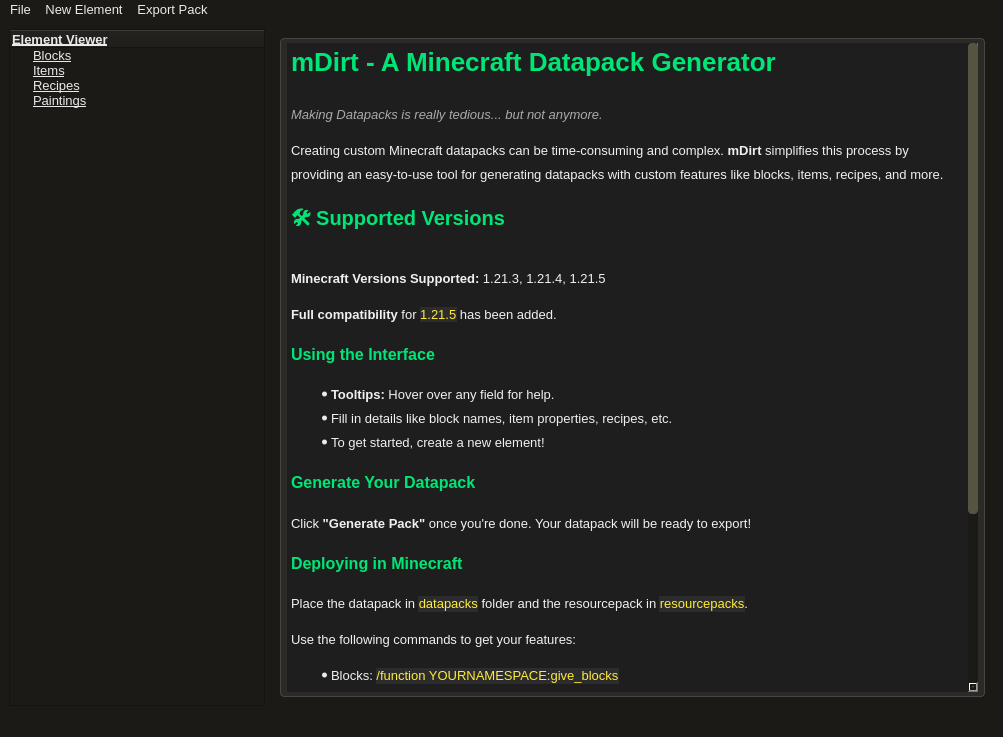
First picture: the form in lib/ui.ui, repository Faith-and-Code-Technologies/mDirt, before the edit.
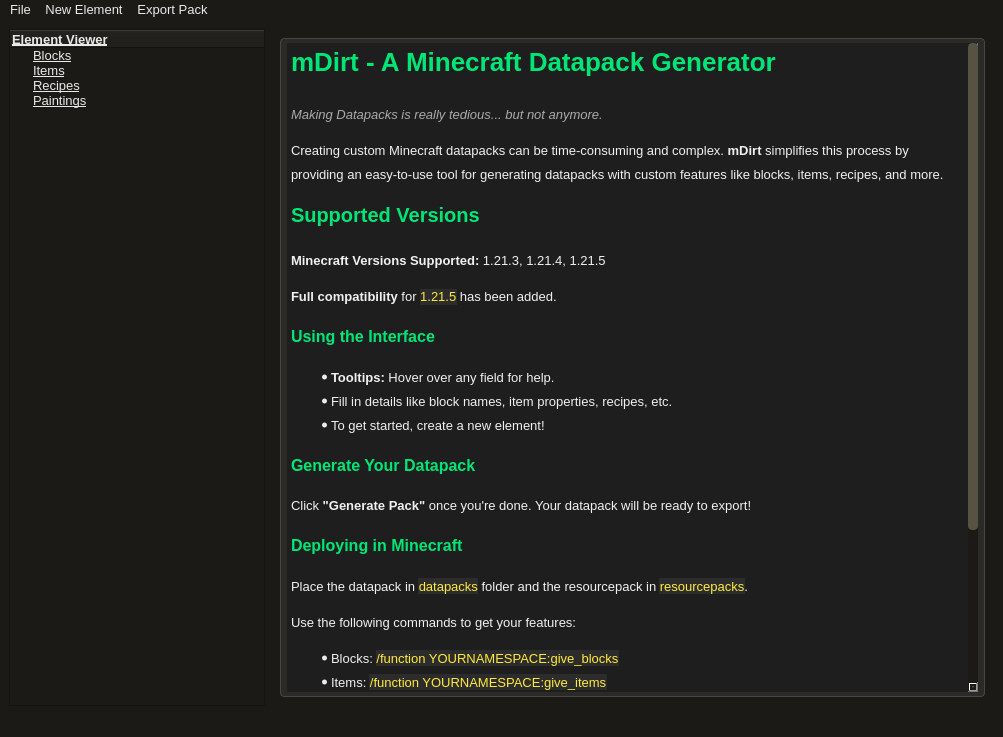
Second picture: the form after the edit.

Commit message: Removed emojis causing startup failures

What changed in the file:
```diff
--- a/lib/ui.ui
+++ b/lib/ui.ui
@@ -135,7 +135,7 @@
 &lt;h1 style=&quot; margin-top:18px; margin-bottom:0px; margin-left:0px; margin-right:0px; -qt-block-indent:0; text-indent:0px; line-height:160%;&quot;&gt;&lt;span style=&quot; font-family:'Segoe UI','sans-serif'; font-size:xx-large; font-weight:700; color:#00e676;&quot;&gt;mDirt - A Minecraft Datapack Generator&lt;/span&gt;&lt;span style=&quot; font-family:'Segoe UI','sans-serif'; font-size:xx-large; font-weight:700; color:#f0f0f0;&quot;&gt; &lt;/span&gt;&lt;/h1&gt;
 &lt;p style=&quot; margin-top:12px; margin-bottom:12px; margin-left:0px; margin-right:0px; -qt-block-indent:0; text-indent:0px; line-height:160%;&quot;&gt;&lt;span style=&quot; font-family:'Segoe UI','sans-serif'; font-style:italic; color:#aaaaaa;&quot;&gt;Making Datapacks is really tedious... but not anymore.&lt;/span&gt;&lt;span style=&quot; font-family:'Segoe UI','sans-serif'; color:#f0f0f0;&quot;&gt; &lt;/span&gt;&lt;/p&gt;
 &lt;p style=&quot; margin-top:12px; margin-bottom:12px; margin-left:0px; margin-right:0px; -qt-block-indent:0; text-indent:0px; line-height:160%;&quot;&gt;&lt;span style=&quot; font-family:'Segoe UI','sans-serif'; color:#f0f0f0;&quot;&gt;Creating custom Minecraft datapacks can be time-consuming and complex. &lt;/span&gt;&lt;span style=&quot; font-family:'Segoe UI','sans-serif'; font-weight:700; color:#f0f0f0;&quot;&gt;mDirt&lt;/span&gt;&lt;span style=&quot; font-family:'Segoe UI','sans-serif'; color:#f0f0f0;&quot;&gt; simplifies this process by providing an easy-to-use tool for generating datapacks with custom features like blocks, items, recipes, and more. &lt;/span&gt;&lt;/p&gt;
-&lt;h2 style=&quot; margin-top:0px; margin-bottom:12px; margin-left:0px; margin-right:0px; -qt-block-indent:0; text-indent:0px; line-height:160%;&quot;&gt;&lt;span style=&quot; font-family:'Segoe UI','sans-serif'; font-size:x-large; font-weight:700; color:#00e676;&quot;&gt;🛠️ Supported Versions&lt;/span&gt;&lt;span style=&quot; font-family:'Segoe UI','sans-serif'; font-size:x-large; font-weight:700; color:#f0f0f0;&quot;&gt; &lt;/span&gt;&lt;/h2&gt;
+&lt;h2 style=&quot; margin-top:0px; margin-bottom:12px; margin-left:0px; margin-right:0px; -qt-block-indent:0; text-indent:0px; line-height:160%;&quot;&gt;&lt;span style=&quot; font-family:'Segoe UI','sans-serif'; font-size:x-large; font-weight:700; color:#00e676;&quot;&gt;Supported Versions&lt;/span&gt;&lt;span style=&quot; font-family:'Segoe UI','sans-serif'; font-size:x-large; font-weight:700; color:#f0f0f0;&quot;&gt; &lt;/span&gt;&lt;/h2&gt;
 &lt;p style=&quot; margin-top:12px; margin-bottom:12px; margin-left:0px; margin-right:0px; -qt-block-indent:0; text-indent:0px; line-height:160%;&quot;&gt;&lt;span style=&quot; font-family:'Segoe UI','sans-serif'; font-weight:700; color:#f0f0f0;&quot;&gt;Minecraft Versions Supported:&lt;/span&gt;&lt;span style=&quot; font-family:'Segoe UI','sans-serif'; color:#f0f0f0;&quot;&gt; 1.21.3, 1.21.4, 1.21.5 &lt;/span&gt;&lt;/p&gt;
 &lt;p style=&quot; margin-top:12px; margin-bottom:12px; margin-left:0px; margin-right:0px; -qt-block-indent:0; text-indent:0px; line-height:160%;&quot;&gt;&lt;span style=&quot; font-family:'Segoe UI','sans-serif'; font-weight:700; color:#f0f0f0;&quot;&gt;Full compatibility&lt;/span&gt;&lt;span style=&quot; font-family:'Segoe UI','sans-serif'; color:#f0f0f0;&quot;&gt; for &lt;/span&gt;&lt;span style=&quot; font-family:'Courier New'; color:#ffeb3b; background-color:#2c2c2c;&quot;&gt;1.21.5&lt;/span&gt;&lt;span style=&quot; font-family:'Segoe UI','sans-serif'; color:#f0f0f0;&quot;&gt; has been added. &lt;/span&gt;&lt;/p&gt;
 &lt;h3 style=&quot; margin-top:14px; margin-bottom:12px; margin-left:0px; margin-right:0px; -qt-block-indent:0; text-indent:0px; line-height:160%;&quot;&gt;&lt;span style=&quot; font-family:'Segoe UI','sans-serif'; font-size:large; font-weight:700; color:#00e676;&quot;&gt;Using the Interface&lt;/span&gt;&lt;span style=&quot; font-family:'Segoe UI','sans-serif'; font-size:large; font-weight:700; color:#f0f0f0;&quot;&gt; &lt;/span&gt;&lt;/h3&gt;
@@ -151,8 +151,8 @@
 &lt;ul style=&quot;margin-top: 0px; margin-bottom: 0px; margin-left: 0px; margin-right: 0px; -qt-list-indent: 1;&quot;&gt;
 &lt;li style=&quot; font-family:'Segoe UI','sans-serif'; color:#f0f0f0;&quot; style=&quot; margin-top:12px; margin-bottom:0px; margin-left:0px; margin-right:0px; -qt-block-indent:0; text-indent:0px; line-height:160%;&quot;&gt;Blocks: &lt;span style=&quot; font-family:'Courier New'; color:#ffeb3b; background-color:#2c2c2c;&quot;&gt;/function YOURNAMESPACE:give_blocks&lt;/span&gt; &lt;/li&gt;
 &lt;li style=&quot; font-family:'Segoe UI','sans-serif'; color:#f0f0f0;&quot; style=&quot; margin-top:0px; margin-bottom:0px; margin-left:0px; margin-right:0px; -qt-block-indent:0; text-indent:0px; line-height:160%;&quot;&gt;Items: &lt;span style=&quot; font-family:'Courier New'; color:#ffeb3b; background-color:#2c2c2c;&quot;&gt;/function YOURNAMESPACE:give_items&lt;/span&gt; &lt;/li&gt;
-&lt;li style=&quot; font-family:'Segoe UI','sans-serif'; color:#f0f0f0;&quot; style=&quot; margin-top:0px; margin-bottom:12px; margin-left:0px; margin-right:0px; -qt-block-indent:0; text-indent:0px; line-height:160%;&quot;&gt;Paintings: &lt;span style=&quot; font-family:'Courier New'; color:#ffeb3b; background-color:#2c2c2c;&quot;&gt;/function YOURNAMESPACE:give_paintings&lt;/span&gt; &lt;/li&gt;&lt;/ul&gt;
-&lt;h2 style=&quot; margin-top:0px; margin-bottom:12px; margin-left:0px; margin-right:0px; -qt-block-indent:0; text-indent:0px; line-height:160%;&quot;&gt;&lt;span style=&quot; font-family:'Segoe UI','sans-serif'; font-size:x-large; font-weight:700; color:#00e676;&quot;&gt;🧩 Feature Support by Version&lt;/span&gt;&lt;span style=&quot; font-family:'Segoe UI','sans-serif'; font-size:x-large; font-weight:700; color:#f0f0f0;&quot;&gt; &lt;/span&gt;&lt;/h2&gt;
+&lt;li style=&quot; font-family:'Segoe UI','sans-serif'; color:#f0f0f0;&quot; style=&quot; margin-top:0px; margin-bottom:0px; margin-left:0px; margin-right:0px; -qt-block-indent:0; text-indent:0px; line-height:160%;&quot;&gt;Paintings: &lt;span style=&quot; font-family:'Courier New'; color:#ffeb3b; background-color:#2c2c2c;&quot;&gt;/function YOURNAMESPACE:give_paintings&lt;/span&gt; &lt;/li&gt;&lt;/ul&gt;
+&lt;h2 style=&quot; margin-top:0px; margin-bottom:12px; margin-left:0px; margin-right:0px; -qt-block-indent:0; text-indent:0px; line-height:160%;&quot;&gt;&lt;span style=&quot; font-family:'Segoe UI','sans-serif'; font-size:x-large; font-weight:700; color:#00e676;&quot;&gt;Feature Support by Version&lt;/span&gt;&lt;span style=&quot; font-family:'Segoe UI','sans-serif'; font-size:x-large; font-weight:700; color:#f0f0f0;&quot;&gt; &lt;/span&gt;&lt;/h2&gt;
 &lt;table border=&quot;0&quot; style=&quot; margin-top:0px; margin-bottom:0px; margin-left:0px; margin-right:0px; border-collapse:collapse;&quot; cellspacing=&quot;2&quot; cellpadding=&quot;0&quot;&gt;&lt;thead&gt;
 &lt;tr&gt;
 &lt;td bgcolor=&quot;#333333&quot; style=&quot; padding-left:0; padding-right:0; padding-top:0; padding-bottom:0; border-top:1px; border-right:1px; border-bottom:1px; border-left:1px; border-top-color:#444444; border-right-color:#444444; border-bottom-color:#444444; border-left-color:#444444; border-top-style:solid; border-right-style:solid; border-bottom-style:solid; border-left-style:solid;&quot;&gt;
@@ -209,19 +209,19 @@
 &lt;td style=&quot; padding-left:0; padding-right:0; padding-top:0; padding-bottom:0; border-top:1px; border-right:1px; border-bottom:1px; border-left:1px; border-top-color:#444444; border-right-color:#444444; border-bottom-color:#444444; border-left-color:#444444; border-top-style:solid; border-right-style:solid; border-bottom-style:solid; border-left-style:solid;&quot;&gt;
 &lt;p align=&quot;center&quot; style=&quot; margin-top:0px; margin-bottom:0px; margin-left:0px; margin-right:0px; -qt-block-indent:0; text-indent:0px; line-height:160%;&quot;&gt;&lt;span style=&quot; font-family:'Segoe UI','sans-serif'; color:#e53935;&quot;&gt;❌&lt;/span&gt;&lt;/p&gt;&lt;/td&gt;&lt;/tr&gt;&lt;/table&gt;
 &lt;p style=&quot;-qt-paragraph-type:empty; margin-top:0px; margin-bottom:0px; margin-left:0px; margin-right:0px; -qt-block-indent:0; text-indent:0px;&quot;&gt;&lt;br /&gt;&lt;/p&gt;
-&lt;h2 style=&quot; margin-top:0px; margin-bottom:12px; margin-left:0px; margin-right:0px; -qt-block-indent:0; text-indent:0px; line-height:160%;&quot;&gt;&lt;span style=&quot; font-family:'Segoe UI','sans-serif'; font-size:x-large; font-weight:700; color:#00e676;&quot;&gt;🚀 Coming Soon&lt;/span&gt;&lt;span style=&quot; font-family:'Segoe UI','sans-serif'; font-size:x-large; font-weight:700; color:#f0f0f0;&quot;&gt; &lt;/span&gt;&lt;/h2&gt;
+&lt;h2 style=&quot; margin-top:0px; margin-bottom:12px; margin-left:0px; margin-right:0px; -qt-block-indent:0; text-indent:0px; line-height:160%;&quot;&gt;&lt;span style=&quot; font-family:'Segoe UI','sans-serif'; font-size:x-large; font-weight:700; color:#00e676;&quot;&gt;Coming Soon&lt;/span&gt;&lt;span style=&quot; font-family:'Segoe UI','sans-serif'; font-size:x-large; font-weight:700; color:#f0f0f0;&quot;&gt; &lt;/span&gt;&lt;/h2&gt;
 &lt;ul style=&quot;margin-top: 0px; margin-bottom: 0px; margin-left: 0px; margin-right: 0px; -qt-list-indent: 1;&quot;&gt;
 &lt;li style=&quot; font-family:'Segoe UI','sans-serif'; color:#f0f0f0;&quot; style=&quot; margin-top:12px; margin-bottom:0px; margin-left:0px; margin-right:0px; -qt-block-indent:0; text-indent:0px; line-height:160%;&quot;&gt;Custom Components for Items and Blocks &lt;/li&gt;
 &lt;li style=&quot; font-family:'Segoe UI','sans-serif'; color:#f0f0f0;&quot; style=&quot; margin-top:0px; margin-bottom:12px; margin-left:0px; margin-right:0px; -qt-block-indent:0; text-indent:0px; line-height:160%;&quot;&gt;Support for Custom Enchantments &lt;/li&gt;&lt;/ul&gt;
-&lt;h2 style=&quot; margin-top:0px; margin-bottom:12px; margin-left:0px; margin-right:0px; -qt-block-indent:0; text-indent:0px; line-height:160%;&quot;&gt;&lt;span style=&quot; font-family:'Segoe UI','sans-serif'; font-size:x-large; font-weight:700; color:#00e676;&quot;&gt;💡 Tips &amp;amp; Best Practices&lt;/span&gt;&lt;span style=&quot; font-family:'Segoe UI','sans-serif'; font-size:x-large; font-weight:700; color:#f0f0f0;&quot;&gt; &lt;/span&gt;&lt;/h2&gt;
+&lt;h2 style=&quot; margin-top:0px; margin-bottom:12px; margin-left:0px; margin-right:0px; -qt-block-indent:0; text-indent:0px; line-height:160%;&quot;&gt;&lt;span style=&quot; font-family:'Segoe UI','sans-serif'; font-size:x-large; font-weight:700; color:#00e676;&quot;&gt;Tips and Best Practices&lt;/span&gt;&lt;span style=&quot; font-family:'Segoe UI','sans-serif'; font-size:x-large; font-weight:700; color:#f0f0f0;&quot;&gt; &lt;/span&gt;&lt;/h2&gt;
 &lt;ul style=&quot;margin-top: 0px; margin-bottom: 0px; margin-left: 0px; margin-right: 0px; -qt-list-indent: 1;&quot;&gt;
 &lt;li style=&quot; font-family:'Segoe UI','sans-serif'; color:#f0f0f0;&quot; style=&quot; margin-top:12px; margin-bottom:0px; margin-left:0px; margin-right:0px; -qt-block-indent:0; text-indent:0px; line-height:160%;&quot;&gt;&lt;span style=&quot; font-weight:700;&quot;&gt;Namespaces:&lt;/span&gt; Avoid clashes with other datapacks. &lt;/li&gt;
 &lt;li style=&quot; font-family:'Segoe UI','sans-serif'; color:#f0f0f0;&quot; style=&quot; margin-top:0px; margin-bottom:0px; margin-left:0px; margin-right:0px; -qt-block-indent:0; text-indent:0px; line-height:160%;&quot;&gt;&lt;span style=&quot; font-weight:700;&quot;&gt;Testing:&lt;/span&gt; Try it in a separate world first. &lt;/li&gt;
 &lt;li style=&quot; font-family:'Segoe UI','sans-serif'; color:#f0f0f0;&quot; style=&quot; margin-top:0px; margin-bottom:12px; margin-left:0px; margin-right:0px; -qt-block-indent:0; text-indent:0px; line-height:160%;&quot;&gt;&lt;span style=&quot; font-weight:700;&quot;&gt;Backups:&lt;/span&gt; Always back up before applying new packs. &lt;/li&gt;&lt;/ul&gt;
-&lt;h2 style=&quot; margin-top:0px; margin-bottom:12px; margin-left:0px; margin-right:0px; -qt-block-indent:0; text-indent:0px; line-height:160%;&quot;&gt;&lt;span style=&quot; font-family:'Segoe UI','sans-serif'; font-size:x-large; font-weight:700; color:#00e676;&quot;&gt;🙌 Credits&lt;/span&gt;&lt;span style=&quot; font-family:'Segoe UI','sans-serif'; font-size:x-large; font-weight:700; color:#f0f0f0;&quot;&gt; &lt;/span&gt;&lt;/h2&gt;
+&lt;h2 style=&quot; margin-top:0px; margin-bottom:12px; margin-left:0px; margin-right:0px; -qt-block-indent:0; text-indent:0px; line-height:160%;&quot;&gt;&lt;span style=&quot; font-family:'Segoe UI','sans-serif'; font-size:x-large; font-weight:700; color:#00e676;&quot;&gt;Credits&lt;/span&gt;&lt;span style=&quot; font-family:'Segoe UI','sans-serif'; font-size:x-large; font-weight:700; color:#f0f0f0;&quot;&gt; &lt;/span&gt;&lt;/h2&gt;
 &lt;p style=&quot; margin-top:12px; margin-bottom:12px; margin-left:0px; margin-right:0px; -qt-block-indent:0; text-indent:0px; line-height:160%;&quot;&gt;&lt;span style=&quot; font-family:'Segoe UI','sans-serif'; color:#f0f0f0;&quot;&gt;Created by &lt;/span&gt;&lt;a href=&quot;https://github.com/TheJupiterDev&quot;&gt;&lt;span style=&quot; font-family:'Segoe UI','sans-serif'; text-decoration: underline; color:#4fc3f7;&quot;&gt;@TheJupiterDev&lt;/span&gt;&lt;/a&gt;&lt;span style=&quot; font-family:'Segoe UI','sans-serif'; color:#f0f0f0;&quot;&gt; and &lt;/span&gt;&lt;a href=&quot;https://github.com/JustJoshinDev&quot;&gt;&lt;span style=&quot; font-family:'Segoe UI','sans-serif'; text-decoration: underline; color:#4fc3f7;&quot;&gt;@JustJoshinDev&lt;/span&gt;&lt;/a&gt;&lt;span style=&quot; font-family:'Segoe UI','sans-serif'; color:#f0f0f0;&quot;&gt; &lt;/span&gt;&lt;/p&gt;
 &lt;p style=&quot; margin-top:12px; margin-bottom:12px; margin-left:0px; margin-right:0px; -qt-block-indent:0; text-indent:0px; line-height:160%;&quot;&gt;&lt;span style=&quot; font-family:'Segoe UI','sans-serif'; color:#f0f0f0;&quot;&gt;Special thanks to Admin for the custom block generation method. &lt;/span&gt;&lt;/p&gt;
-&lt;h2 style=&quot; margin-top:0px; margin-bottom:12px; margin-left:0px; margin-right:0px; -qt-block-indent:0; text-indent:0px; line-height:160%;&quot;&gt;&lt;span style=&quot; font-family:'Segoe UI','sans-serif'; font-size:x-large; font-weight:700; color:#00e676;&quot;&gt;🌍 Get Involved&lt;/span&gt;&lt;span style=&quot; font-family:'Segoe UI','sans-serif'; font-size:x-large; font-weight:700; color:#f0f0f0;&quot;&gt; &lt;/span&gt;&lt;/h2&gt;
+&lt;h2 style=&quot; margin-top:0px; margin-bottom:12px; margin-left:0px; margin-right:0px; -qt-block-indent:0; text-indent:0px; line-height:160%;&quot;&gt;&lt;span style=&quot; font-family:'Segoe UI','sans-serif'; font-size:x-large; font-weight:700; color:#00e676;&quot;&gt;Get Involved&lt;/span&gt;&lt;span style=&quot; font-family:'Segoe UI','sans-serif'; font-size:x-large; font-weight:700; color:#f0f0f0;&quot;&gt; &lt;/span&gt;&lt;/h2&gt;
 &lt;p style=&quot; margin-top:12px; margin-bottom:12px; margin-left:0px; margin-right:0px; -qt-block-indent:0; text-indent:0px; line-height:160%;&quot;&gt;&lt;span style=&quot; font-family:'Segoe UI','sans-serif'; color:#f0f0f0;&quot;&gt;We welcome contributions and suggestions! &lt;br /&gt;Found a bug? Have an idea? &lt;br /&gt;Visit the &lt;/span&gt;&lt;a href=&quot;https://github.com/JustJoshinDev/mDirt&quot;&gt;&lt;span style=&quot; font-family:'Segoe UI','sans-serif'; text-decoration: underline; color:#4fc3f7;&quot;&gt;GitHub Repository&lt;/span&gt;&lt;/a&gt;&lt;span style=&quot; font-family:'Segoe UI','sans-serif'; color:#f0f0f0;&quot;&gt; to file issues or open pull requests. &lt;/span&gt;&lt;/p&gt;
 &lt;p style=&quot; margin-top:0px; margin-bottom:0px; margin-left:0px; margin-right:0px; -qt-block-indent:0; text-indent:0px; line-height:160%;&quot;&gt;&lt;span style=&quot; font-family:'Segoe UI','sans-serif'; color:#aaaaaa;&quot;&gt;© 2025 mDirt Project. Minecraft is a trademark of Mojang Studios. &lt;/span&gt;&lt;/p&gt;&lt;/body&gt;&lt;/html&gt;</string>
           </property>
```
The commit also changes 2 other files.
